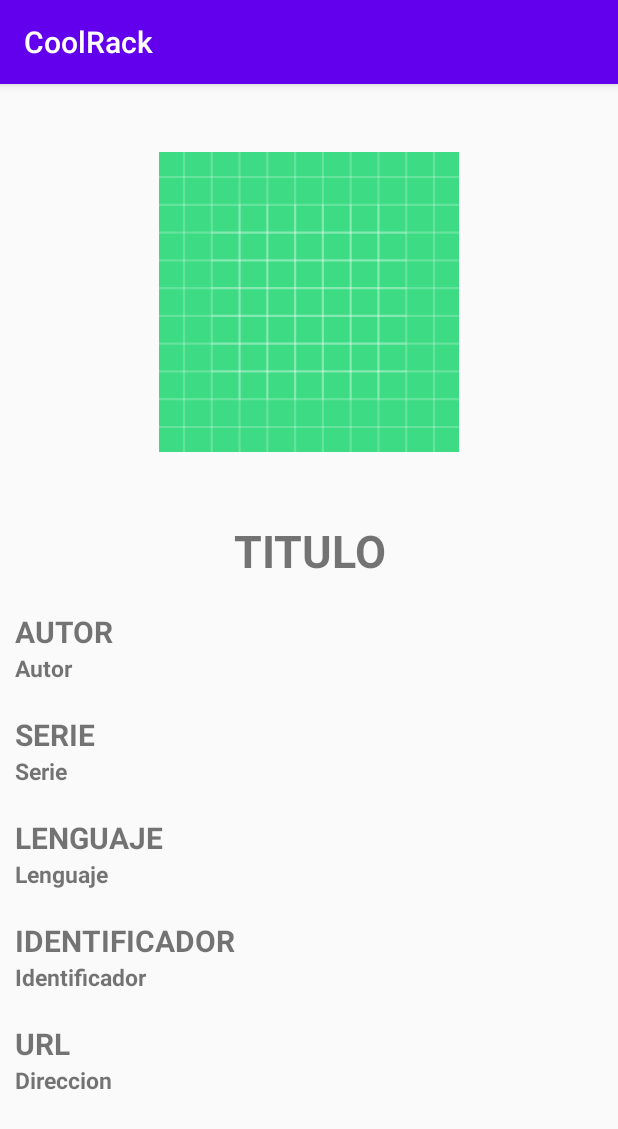
After one commit to CoolRack-org/CoolRack, an Android app: the PerfilLibro screen opened directly, with no data from a screen before it, on a phone screen of 412 x 824 dp. The commit adds this screen. Shown: the top 1129 px of the screen. Run offline under Robolectric (Android 15) with nearby library versions, the phone set to English and light mode, and no system bars; 1 statement that could not run was skipped.

Commit message:
add perfil libros

```diff
--- a/app/src/main/AndroidManifest.xml
+++ b/app/src/main/AndroidManifest.xml
@@ -19,7 +19,15 @@
         tools:targetApi="31">
 
         <activity
-            android:name=".MainActivity"
+            android:name=".Activities.PerfilLibro"
+            android:exported="false">
+            <meta-data
+                android:name="android.app.lib_name"
+                android:value="" />
+        </activity>
+
+        <activity
+            android:name=".Activities.MainActivity"
             android:exported="true">
             <intent-filter>
                 <action android:name="android.intent.action.MAIN" />
--- a/app/src/main/java/com/example/coolrack/Activities/MainActivity.java
+++ b/app/src/main/java/com/example/coolrack/Activities/MainActivity.java
@@ -107,6 +107,7 @@ public class MainActivity extends AppCompatActivity implements NavigationView.On
     }
 
 
+    //Pide los permisos necesarios para el comodo funcionamiento del programa al usuario
     private void verificarPermisos(){
 //        int permisosWrite = ContextCompat.checkSelfPermission(this, Manifest.permission.WRITE_EXTERNAL_STORAGE);
 //        int permisosRead = ContextCompat.checkSelfPermission(this, Manifest.permission.READ_EXTERNAL_STORAGE);
--- /dev/null
+++ b/app/src/main/java/com/example/coolrack/Activities/PerfilLibro.java
@@ -0,0 +1,48 @@
+package com.example.coolrack.Activities;
+
+import androidx.appcompat.app.AppCompatActivity;
+
+import android.os.Bundle;
+import android.widget.ImageView;
+import android.widget.TextView;
+
+import com.example.coolrack.R;
+import com.example.coolrack.generalClass.Libro;
+
+public class PerfilLibro extends AppCompatActivity {
+    String direccion = "";
+
+    @Override
+    protected void onCreate(Bundle savedInstanceState) {
+        super.onCreate(savedInstanceState);
+        setContentView(R.layout.activity_perfil_libro);
+
+        Bundle bundle = getIntent().getExtras();
+        //Libro libro = (Libro) bundle.getSerializable("objetoLibro");
+        cargarDatos((Libro) bundle.getSerializable("objetoLibro"));
+
+    }
+
+    // Carga los datos del POJO libro al XML
+    public void cargarDatos(Libro l){
+        // Inicializa los TextViews y el imageView
+        TextView titulo = (TextView) findViewById( R.id.titulo_perfil);
+        TextView autor = (TextView) findViewById( R.id.autor_perfil);
+        TextView serie = (TextView) findViewById( R.id.serie_perfil);
+        TextView lenguaje = (TextView) findViewById( R.id.lenguaje_perfil);
+        TextView identificador = (TextView) findViewById( R.id.identificador_perfil);
+        TextView url = (TextView) findViewById( R.id.url_perfil);
+        ImageView imagen = (ImageView) findViewById( R.id.imagen_Perfil);
+
+        // setea los datos
+        titulo.setText(l.getTitle());
+        autor.setText(l.getAuthor());
+        serie.setText(l.getSerie());
+        lenguaje.setText(l.getLanguage());
+        identificador.setText(l.getIdentifier());
+        url.setText(l.getUrl());
+        imagen.setImageResource(l.getImg());
+
+
+    }
+}
--- a/app/src/main/java/com/example/coolrack/fragments/Biblioteca.java
+++ b/app/src/main/java/com/example/coolrack/fragments/Biblioteca.java
@@ -1,13 +1,14 @@
 package com.example.coolrack.fragments;
 
+import android.content.Intent;
 import android.os.Bundle;
 import androidx.fragment.app.Fragment;
 import androidx.recyclerview.widget.LinearLayoutManager;
 import androidx.recyclerview.widget.RecyclerView;
+
 import android.view.LayoutInflater;
 import android.view.View;
 import android.view.ViewGroup;
-import android.widget.Toast;
 
 import com.example.coolrack.R;
 import com.example.coolrack.generalClass.AdaptadorItemBook;
@@ -51,10 +52,13 @@ public class Biblioteca extends Fragment {
         adapterItem = new AdaptadorItemBook(getContext(),listBook);
         recyclerView.setAdapter(adapterItem);
 
+        //Te redirecciona al perfil del usuario (Activity)
         adapterItem.setOnclickLister(new View.OnClickListener() {
             @Override
             public void onClick(View view) {
-                Toast.makeText(getContext(),"holaBiblioteca",Toast.LENGTH_LONG).show();
+                Libro libro = listBook.get(recyclerView.getChildAdapterPosition(view));
+                // Le pasa a la actividad del perfil del libro el POJO con los datos del libro correspondiente
+                startActivity(new Intent(getActivity(), com.example.coolrack.Activities.PerfilLibro.class).putExtra("objetoLibro",  libro));
             }
         });
     }
--- a/app/src/main/java/com/example/coolrack/fragments/Leyendo.java
+++ b/app/src/main/java/com/example/coolrack/fragments/Leyendo.java
@@ -1,5 +1,6 @@
 package com.example.coolrack.fragments;
 
+import android.content.Intent;
 import android.os.Bundle;
 import androidx.fragment.app.Fragment;
 import androidx.recyclerview.widget.LinearLayoutManager;
@@ -55,10 +56,13 @@ public class Leyendo extends Fragment {
         adapterItem = new AdaptadorItemBook(getContext(),listBook);
         recyclerView.setAdapter(adapterItem);
 
+        //Te redirecciona al perfil del usuario (Activity)
         adapterItem.setOnclickLister(new View.OnClickListener() {
             @Override
             public void onClick(View view) {
-                Toast.makeText(getContext(),"hola",Toast.LENGTH_LONG).show();
+                Libro libro = listBook.get(recyclerView.getChildAdapterPosition(view));
+                // Le pasa a la actividad del perfil del libro el POJO con los datos del libro correspondiente
+                startActivity(new Intent(getActivity(), com.example.coolrack.Activities.PerfilLibro.class).putExtra("objetoLibro",  libro));
             }
         });
     }
--- a/app/src/main/java/com/example/coolrack/generalClass/GenerateBooks.java
+++ b/app/src/main/java/com/example/coolrack/generalClass/GenerateBooks.java
@@ -1,5 +1,6 @@
 package com.example.coolrack.generalClass;
 
+import android.graphics.BitmapFactory;
 import android.os.Environment;
 
 import com.example.coolrack.R;
@@ -49,7 +50,7 @@ public class GenerateBooks {
             try {
                 Book b = er.readEpub(new FileInputStream(f.getAbsolutePath()));
                 Libro l = new Libro();
-                if (b.getTitle().equals("Canallas"))
+                if (b.getTitle().equals("Las madres"))
                     l.setLeyendo(true);
 
                 l.setTitle(b.getTitle());
@@ -59,6 +60,7 @@ public class GenerateBooks {
                 l.setIdentifier(b.getMetadata().getIdentifiers().get(0).getValue());
                 l.setUrl(f.getAbsolutePath());
                 l.setFormat(b.getMetadata().getFormat());
+                l.setImg(b.getCoverImage().getInputStream().read());
 
                 listBook.add(l);
                 System.out.println(f.getAbsolutePath());
--- /dev/null
+++ b/app/src/main/res/layout/activity_perfil_libro.xml
@@ -0,0 +1,130 @@
+<?xml version="1.0" encoding="utf-8"?>
+<androidx.constraintlayout.widget.ConstraintLayout xmlns:android="http://schemas.android.com/apk/res/android"
+    xmlns:app="http://schemas.android.com/apk/res-auto"
+    xmlns:tools="http://schemas.android.com/tools"
+    android:layout_width="match_parent"
+    android:layout_height="match_parent"
+    tools:context=".Activities.PerfilLibro">
+
+    <ScrollView
+        android:layout_width="match_parent"
+        android:layout_height="match_parent">
+
+    <LinearLayout xmlns:android="http://schemas.android.com/apk/res/android"
+        xmlns:tools="http://schemas.android.com/tools"
+        xmlns:app="http://schemas.android.com/apk/res-auto"
+        android:layout_width="match_parent"
+        android:layout_height="match_parent"
+        android:orientation="vertical"
+        >
+
+        <ImageView
+            android:id="@+id/imagen_Perfil"
+            android:layout_width="200dp"
+            android:layout_height="260dp"
+            android:src="@drawable/ic_launcher_background"
+            android:layout_gravity="center"
+            android:layout_marginTop="15dp">
+
+        </ImageView>
+
+
+
+            <TextView
+                android:id="@+id/titulo_perfil"
+                android:text="TITULO"
+                android:layout_marginTop="15dp"
+                android:layout_width="match_parent"
+                android:layout_height="wrap_content"
+                android:gravity="center"
+                android:textStyle="bold"
+                android:textSize="30sp"/>
+
+            <TextView
+                android:id="@+id/autor_perfil"
+                android:text="AUTOR"
+                android:layout_marginTop="20dp"
+                android:layout_width="match_parent"
+                android:layout_height="wrap_content"
+                android:layout_marginLeft="10dp"
+                android:textStyle="bold"
+                android:textSize="20sp" />
+            <TextView
+                android:layout_width="match_parent"
+                android:layout_height="wrap_content"
+                android:layout_marginLeft="10dp"
+                android:text="Autor"
+                android:textSize="15sp"
+                android:textStyle="bold" />
+
+        <TextView
+            android:id="@+id/serie_perfil"
+            android:text="SERIE"
+            android:layout_marginTop="20dp"
+            android:layout_width="match_parent"
+            android:layout_height="wrap_content"
+            android:layout_marginLeft="10dp"
+            android:textStyle="bold"
+            android:textSize="20sp" />
+        <TextView
+            android:layout_width="match_parent"
+            android:layout_height="wrap_content"
+            android:layout_marginLeft="10dp"
+            android:text="Serie"
+            android:textSize="15sp"
+            android:textStyle="bold" />
+
+        <TextView
+            android:id="@+id/lenguaje_perfil"
+            android:text="LENGUAJE"
+            android:layout_marginTop="20dp"
+            android:layout_width="match_parent"
+            android:layout_height="wrap_content"
+            android:layout_marginLeft="10dp"
+            android:textStyle="bold"
+            android:textSize="20sp" />
+        <TextView
+            android:layout_width="match_parent"
+            android:layout_height="wrap_content"
+            android:layout_marginLeft="10dp"
+            android:text="Lenguaje"
+            android:textSize="15sp"
+            android:textStyle="bold" />
+
+        <TextView
+            android:id="@+id/identificador_perfil"
+            android:text="IDENTIFICADOR"
+            android:layout_marginTop="20dp"
+            android:layout_width="match_parent"
+            android:layout_height="wrap_content"
+            android:layout_marginLeft="10dp"
+            android:textStyle="bold"
+            android:textSize="20sp" />
+        <TextView
+            android:layout_width="match_parent"
+            android:layout_height="wrap_content"
+            android:layout_marginLeft="10dp"
+            android:text="Identificador"
+            android:textSize="15sp"
+            android:textStyle="bold" />
+
+        <TextView
+            android:id="@+id/url_perfil"
+            android:text="URL"
+            android:layout_marginTop="20dp"
+            android:layout_width="match_parent"
+            android:layout_height="wrap_content"
+            android:layout_marginLeft="10dp"
+            android:textStyle="bold"
+            android:textSize="20sp" />
+        <TextView
+            android:layout_width="match_parent"
+            android:layout_height="wrap_content"
+            android:layout_marginLeft="10dp"
+            android:text="Direccion"
+            android:textSize="15sp"
+            android:textStyle="bold" />
+
+    </LinearLayout>
+    </ScrollView>
+</androidx.constraintlayout.widget.ConstraintLayout>
```
